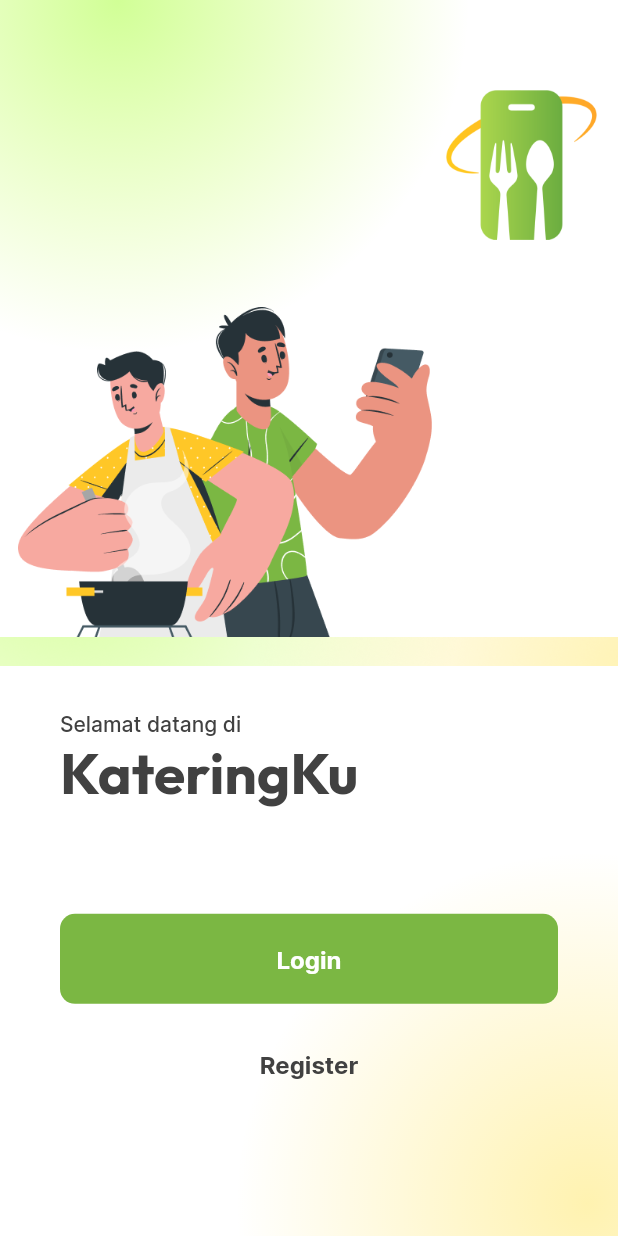
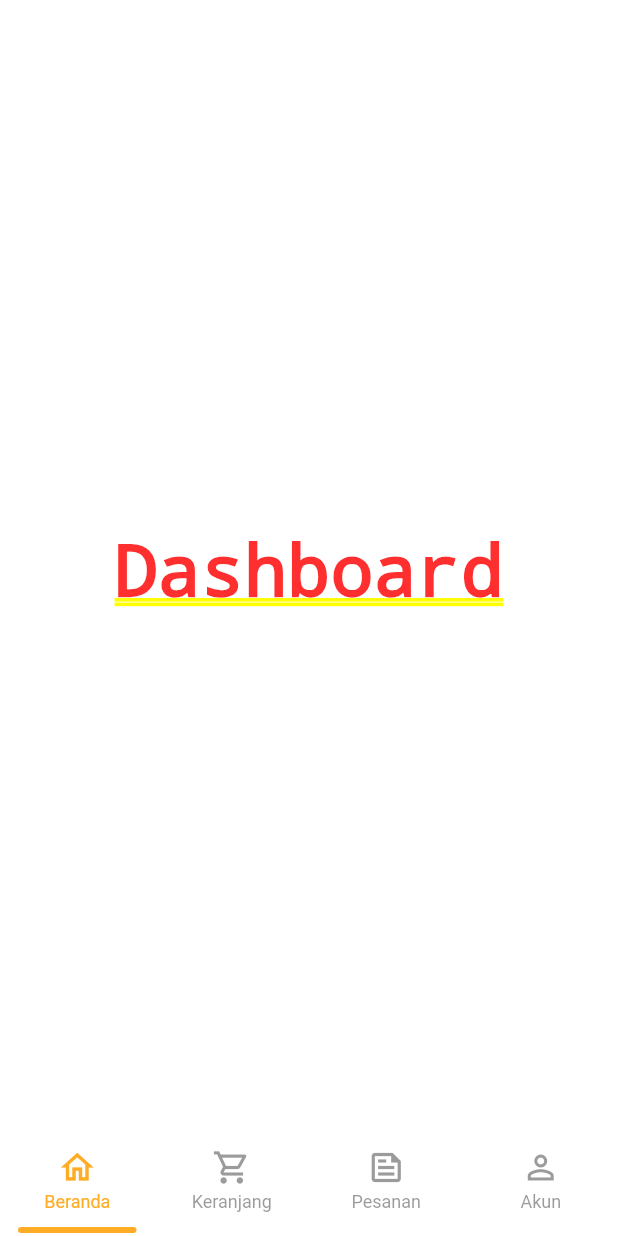
Before and after one commit to nouvalrz/kateringku_mobile, a Flutter app: the screen it shows after launch, on a phone screen of 412 x 824 dp. Run offline on Flutter 3.47's test engine with Material 2 defaults, Android fonts, the phone set to English and light mode, and no system bars; drawn by our look-alikes of persistent_bottom_nav_bar; our stand-ins replace flutter_svg, get, shared_preferences.

Commit message:
Create bottom nav

```diff
--- a/lib/main.dart
+++ b/lib/main.dart
@@ -2,7 +2,7 @@
 import 'package:flutter/services.dart';
 import 'package:get/get.dart';
 import 'package:kateringku_mobile/routes/route_helper.dart';
-import 'package:kateringku_mobile/screens/onboard/onboard_view.dart';
+import 'package:kateringku_mobile/screens/home/home_view.dart';
 // ignore: unused_import
 import 'package:kateringku_mobile/themes/app_theme.dart';
 import 'helpers/dependencies.dart' as dep;
@@ -24,7 +24,7 @@
     return GetMaterialApp(
       debugShowCheckedModeBanner: false,
       theme: AppTheme.theme,
-      home: const OnboardView(),
+      home: const HomeView(),
       // initialRoute: RouteHelper.initial,
       getPages: RouteHelper.routes,
     );
--- /dev/null
+++ b/lib/screens/dashboard_view.dart
@@ -0,0 +1,15 @@
+import 'package:flutter/material.dart';
+
+class DashboardView extends StatefulWidget {
+  const DashboardView({Key? key}) : super(key: key);
+
+  @override
+  State<DashboardView> createState() => _DashboardViewState();
+}
+
+class _DashboardViewState extends State<DashboardView> {
+  @override
+  Widget build(BuildContext context) {
+    return Container();
+  }
+}
--- /dev/null
+++ b/lib/screens/home/home_view.dart
@@ -0,0 +1,175 @@
+import 'package:flutter/material.dart';
+import 'package:kateringku_mobile/themes/app_theme.dart';
+import 'package:persistent_bottom_nav_bar/persistent-tab-view.dart';
+
+class HomeView extends StatefulWidget {
+  const HomeView({Key? key}) : super(key: key);
+
+  @override
+  State<HomeView> createState() => _HomeViewState();
+}
+
+class _HomeViewState extends State<HomeView> {
+  late PersistentTabController _controller;
+
+  int _selectedIndex = 0;
+  List pages = [
+    Container(
+      child: const Center(
+        child: Text('Dashboard'),
+      ),
+    ),
+    Container(
+      child: const Center(
+        child: Text('Keranjang'),
+      ),
+    ),
+    Container(
+      child: const Center(
+        child: Text('Pesanan'),
+      ),
+    ),
+    Container(
+      child: const Center(
+        child: Text('Akun'),
+      ),
+    ),
+  ];
+
+  void onTapNav(int index) {
+    setState(() {
+      _selectedIndex = index;
+    });
+  }
+
+  @override
+  void initState() {
+    super.initState();
+    _controller = PersistentTabController(initialIndex: 0);
+  }
+
+  List<Widget> _buildScreens() {
+    return [
+      Container(
+        child: const Center(
+          child: Text('Dashboard'),
+        ),
+      ),
+      Container(
+        child: const Center(
+          child: Text('Keranjang'),
+        ),
+      ),
+      Container(
+        child: const Center(
+          child: Text('Pesanan'),
+        ),
+      ),
+      Container(
+        child: const Center(
+          child: Text('Akun'),
+        ),
+      ),
+    ];
+  }
+
+  List<PersistentBottomNavBarItem> _navBarsItems() {
+    return [
+      PersistentBottomNavBarItem(
+        icon: const Icon(Icons.home_outlined),
+        title: ("Beranda"),
+        activeColorPrimary: AppTheme.primaryOrange,
+        inactiveColorPrimary: AppTheme.secondaryBlack.withOpacity(0.6),
+      ),
+      PersistentBottomNavBarItem(
+        icon: const Icon(Icons.shopping_cart_outlined),
+        title: ("Keranjang"),
+        activeColorPrimary: AppTheme.primaryOrange,
+        inactiveColorPrimary: AppTheme.secondaryBlack.withOpacity(0.6),
+      ),
+      PersistentBottomNavBarItem(
+        icon: const Icon(Icons.feed_outlined),
+        title: ("Pesanan"),
+        activeColorPrimary: AppTheme.primaryOrange,
+        inactiveColorPrimary: AppTheme.secondaryBlack.withOpacity(0.6),
+      ),
+      PersistentBottomNavBarItem(
+        icon: const Icon(Icons.person_outline),
+        title: ("Akun"),
+        activeColorPrimary: AppTheme.primaryOrange,
+        inactiveColorPrimary: AppTheme.secondaryBlack.withOpacity(0.6),
+      ),
+    ];
+  }
+
+  @override
+  Widget build(BuildContext context) {
+    return PersistentTabView(
+      context,
+      controller: _controller,
+      screens: _buildScreens(),
+      items: _navBarsItems(),
+      padding: const NavBarPadding.only(bottom: 12, top: 10),
+      navBarHeight: 74,
+      confineInSafeArea: true,
+      backgroundColor: Colors.white, // Default is Colors.white.
+      handleAndroidBackButtonPress: true, // Default is true.
+      resizeToAvoidBottomInset:
+          true, // This needs to be true if you want to move up the screen when keyboard appears. Default is true.
+      stateManagement: true, // Default is true.
+      hideNavigationBarWhenKeyboardShows:
+          true, // Recommended to set 'resizeToAvoidBottomInset' as true while using this argument. Default is true.
+      decoration: NavBarDecoration(
+        borderRadius: BorderRadius.circular(10.0),
+        colorBehindNavBar: Colors.white,
+      ),
+      popAllScreensOnTapOfSelectedTab: true,
+      popActionScreens: PopActionScreensType.all,
+      itemAnimationProperties: const ItemAnimationProperties(
+        // Navigation Bar's items animation properties.
+        duration: Duration(milliseconds: 200),
+        curve: Curves.ease,
+      ),
+      screenTransitionAnimation: const ScreenTransitionAnimation(
+        // Screen transition animation on change of selected tab.
+        animateTabTransition: true,
+        curve: Curves.ease,
+        duration: Duration(milliseconds: 200),
+      ),
+      navBarStyle:
+          NavBarStyle.style14, // Choose the nav bar style with this property.
+    );
+  }
+
+  // @override
+  // Widget build(BuildContext context) {
+  //   return Scaffold(
+  //     body: pages[_selectedIndex],
+  //     bottomNavigationBar: SizedBox(
+  //       height: 68,
+  //       child: BottomNavigationBar(
+  //           backgroundColor: Colors.white,
+  //           selectedFontSize: 11,
+  //           unselectedFontSize: 11,
+  //           selectedLabelStyle: AppTheme.textTheme.labelSmall,
+  //           unselectedItemColor: AppTheme.secondaryBlack.withOpacity(0.6),
+  //           type: BottomNavigationBarType.fixed,
+  //           elevation: 10,
+  //           currentIndex: _selectedIndex,
+  //           onTap: onTapNav,
+  //           enableFeedback: true,
+  //           items: const [
+  //             BottomNavigationBarItem(
+  //                 icon: Icon(Icons.home_outlined), label: "Beranda"),
+  //             BottomNavigationBarItem(
+  //                 icon: Icon(Icons.shopping_cart_outlined), label: "Keranjang"),
+  //             BottomNavigationBarItem(
+  //                 icon: Icon(Icons.feed_outlined), label: "Pesanan"),
+  //             BottomNavigationBarItem(
+  //                 icon: Icon(Icons.person_outline), label: "Akun"),
+  //           ],
+  //           selectedItemColor: AppTheme.primaryOrange),
+  //     ),
+  //   );
+  // }
+}
--- a/lib/screens/login/login_view.dart
+++ b/lib/screens/login/login_view.dart
@@ -6,6 +6,7 @@
 import 'package:kateringku_mobile/constants/image_path.dart';
 import 'package:kateringku_mobile/controllers/auth_controller.dart';
 import 'package:kateringku_mobile/models/customer_login_body.dart';
+import 'package:kateringku_mobile/routes/route_helper.dart';
 import 'package:kateringku_mobile/themes/app_theme.dart';
 
 class LoginView extends StatefulWidget {
@@ -149,10 +150,15 @@
                           "Belum punya akun? ",
                           style: AppTheme.textTheme.labelMedium,
                         ),
-                        Text(
-                          "Registrasi",
-                          style: AppTheme.textTheme.labelMedium!
-                              .copyWith(fontWeight: FontWeight.w600),
+                        GestureDetector(
+                          onTap: () {
+                            Get.offNamed(RouteHelper.getRegister());
+                          },
+                          child: Text(
+                            "Registrasi",
+                            style: AppTheme.textTheme.labelMedium!
+                                .copyWith(fontWeight: FontWeight.w600),
+                          ),
                         )
                       ],
                     )
--- a/lib/screens/register/register_view.dart
+++ b/lib/screens/register/register_view.dart
@@ -17,12 +17,6 @@
 class _RegisterViewState extends State<RegisterView> {
   bool _passwordVisible = true;
   bool _passwordConfirmationVisible = true;
-  final TextEditingController _userPasswordController = TextEditingController();
-  final TextEditingController _userPasswordConfirmationController =
-      TextEditingController();
-  final TextEditingController _userName = TextEditingController();
-  final TextEditingController _userEmail = TextEditingController();
-  final TextEditingController _userPhone = TextEditingController();
 
   @override
   void initState() {
@@ -31,55 +25,6 @@
   }
 
   var password = "";
-
-  // void _registration() {
-  //   var registerControler = Get.find<RegisterController>();
-
-  //   String name = _userName.text.trim();
-  //   String email = _userEmail.text.trim();
-  //   String phone = _userPhone.text.trim();
-  //   String password = _userPasswordController.text.trim();
-  //   String passwordConfirmation =
-  //       _userPasswordConfirmationController.text.trim();
-
-  //   if (name.isEmpty) {
-  //     showCustomSnackBar(
-  //         message: "Name can't be blank", title: "Invalid Input");
-  //   } else if (email.isEmpty) {
-  //     showCustomSnackBar(
-  //         message: "Email can't be blank", title: "Invalid Input");
-  //   } else if (!email.isEmail) {
-  //     showCustomSnackBar(
-  //         message: "Email is not correct", title: "Invalid Input");
-  //   } else if (phone.isEmpty) {
-  //     showCustomSnackBar(
-  //         message: "Phone can't be blank", title: "Invalid Input");
-  //   } else if (password.isEmpty) {
-  //     showCustomSnackBar(
-  //         message: "Password can't be blank", title: "Invalid Input");
-  //   } else if (passwordConfirmation.isEmpty) {
-  //     showCustomSnackBar(
-  //         message: "Phone confirmation can't be blank", title: "Invalid Input");
-  //   } else if (!(password == passwordConfirmation)) {
-  //     showCustomSnackBar(
-  //         message: "Password confirmation is not same", title: "Invalid Input");
-  //   } else {
-  //     CustomerRegisterBody customerRegisterBody = CustomerRegisterBody(
-  //         name: name,
-  //         phone: phone,
-  //         email: email,
-  //         password: password,
-  //         passwordConfirmation: passwordConfirmation);
-  //     registerControler.registration(customerRegisterBody).then((status) {
-  //       if (status.isSuccess) {
-  //         Get.toNamed(RouteHelper.getOtpValidation(
-  //             customerRegisterBody.email, customerRegisterBody.password));
-  //       } else {
-  //         showCustomSnackBar(message: status.message);
-  //       }
-  //     });
-  //   }
-  // }
 
   @override
   Widget build(BuildContext context) {
--- a/lib/themes/app_theme.dart
+++ b/lib/themes/app_theme.dart
@@ -15,6 +15,7 @@
 
   static const Color primaryBlack = Color.fromARGB(255, 65, 65, 65);
   static const Color secondaryBlack = Color.fromARGB(255, 88, 88, 88);
+  static const Color navBarBlack = Color.fromARGB(255, 73, 73, 73);
 
   static const Color primaryWhite = Colors.white;
   static const Color secondaryWhite = Color.fromARGB(255, 251, 251, 251);
--- a/pubspec.yaml
+++ b/pubspec.yaml
@@ -37,6 +37,7 @@
   flutter_svg: ^0.21.0
   get: ^4.6.5
   shared_preferences: ^2.0.15
+  persistent_bottom_nav_bar: ^4.0.0
 
 dev_dependencies:
   flutter_test:
```
Also changed, not shown: pubspec.lock.
